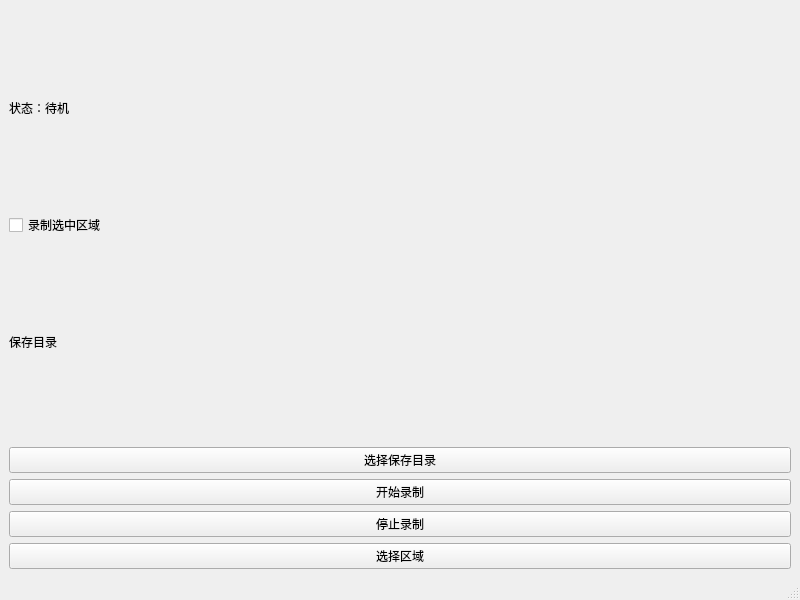
First picture: the form in mainwindow.ui, repository hao1960/ScreenRecorder, before the edit.
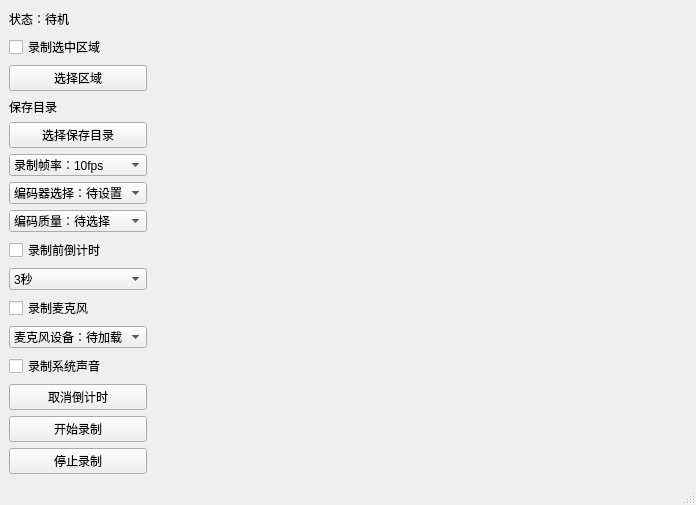
Second picture: the form after the edit.

Commit message: feat: complete Windows audio capture and stop handling

```diff
--- a/mainwindow.ui
+++ b/mainwindow.ui
@@ -6,8 +6,8 @@
    <rect>
     <x>0</x>
     <y>0</y>
-    <width>800</width>
-    <height>600</height>
+    <width>696</width>
+    <height>505</height>
    </rect>
   </property>
   <property name="windowTitle">
@@ -17,6 +17,8 @@
    <property name="mouseTracking">
     <bool>false</bool>
    </property>
+   <layout class="QHBoxLayout" name="horizontalLayout_2">
+    <item>
    <layout class="QVBoxLayout" name="verticalLayout_2">
     <item>
      <widget class="QLabel" name="statusLabel">
@@ -32,6 +34,13 @@
       </property>
      </widget>
     </item>
+      <item>
+       <widget class="QPushButton" name="regionButton">
+        <property name="text">
+         <string>选择区域</string>
+        </property>
+       </widget>
+      </item>
     <item>
      <widget class="QLabel" name="outputDirectoryLabel">
       <property name="text">
@@ -49,6 +58,112 @@
       </property>
      </widget>
     </item>
+      <item>
+       <widget class="QComboBox" name="frameRateComboBox">
+        <item>
+         <property name="text">
+          <string>录制帧率：10fps</string>
+         </property>
+        </item>
+        <item>
+         <property name="text">
+          <string>录制帧率：15fps</string>
+         </property>
+        </item>
+        <item>
+         <property name="text">
+          <string>录制帧率：30fps</string>
+         </property>
+        </item>
+       </widget>
+      </item>
+      <item>
+       <widget class="QComboBox" name="encoderComboBox">
+        <item>
+         <property name="text">
+          <string>编码器选择：待设置</string>
+         </property>
+        </item>
+       </widget>
+      </item>
+      <item>
+       <widget class="QComboBox" name="qualityComboBox">
+        <item>
+         <property name="text">
+          <string>编码质量：待选择</string>
+         </property>
+        </item>
+       </widget>
+      </item>
+      <item>
+       <widget class="QCheckBox" name="countdownCheckBox">
+        <property name="text">
+         <string>录制前倒计时</string>
+        </property>
+       </widget>
+      </item>
+      <item>
+       <widget class="QComboBox" name="countdownSecondsComboBox">
+        <property name="currentIndex">
+         <number>2</number>
+        </property>
+        <item>
+         <property name="text">
+          <string>1秒</string>
+         </property>
+        </item>
+        <item>
+         <property name="text">
+          <string>2秒</string>
+         </property>
+        </item>
+        <item>
+         <property name="text">
+          <string>3秒</string>
+         </property>
+        </item>
+        <item>
+         <property name="text">
+          <string>4秒</string>
+         </property>
+        </item>
+        <item>
+         <property name="text">
+          <string>5秒</string>
+         </property>
+        </item>
+       </widget>
+      </item>
+      <item>
+       <widget class="QCheckBox" name="microphoneCheckBox">
+        <property name="text">
+         <string>录制麦克风</string>
+        </property>
+       </widget>
+      </item>
+      <item>
+       <widget class="QComboBox" name="microphoneComboBox">
+        <item>
+         <property name="text">
+          <string>麦克风设备：待加载</string>
+         </property>
+        </item>
+       </widget>
+      </item>
+      <item>
+       <widget class="QCheckBox" name="systemAudioCheckBox">
+        <property name="text">
+         <string>录制系统声音</string>
+        </property>
+       </widget>
+      </item>
+      <item>
+       <widget class="QPushButton" name="cancelCountdownButton">
+        <property name="text">
+         <string>取消倒计时</string>
+        </property>
+       </widget>
+      </item>
     <item>
      <widget class="QPushButton" name="startButton">
       <property name="text">
@@ -63,12 +178,20 @@
       </property>
      </widget>
     </item>
+     </layout>
+    </item>
     <item>
-     <widget class="QPushButton" name="regionButton">
-      <property name="text">
-       <string>选择区域</string>
+     <spacer name="horizontalSpacer">
+      <property name="orientation">
+       <enum>Qt::Orientation::Horizontal</enum>
       </property>
-     </widget>
+      <property name="sizeHint" stdset="0">
+       <size>
+        <width>603</width>
+        <height>20</height>
+       </size>
+      </property>
+     </spacer>
     </item>
    </layout>
   </widget>
```
Left out of the diff: 2 changed lines with no effect on the pictures. Lines whose indentation alone changed are shown as unchanged. The commit also changes 12 other files.
